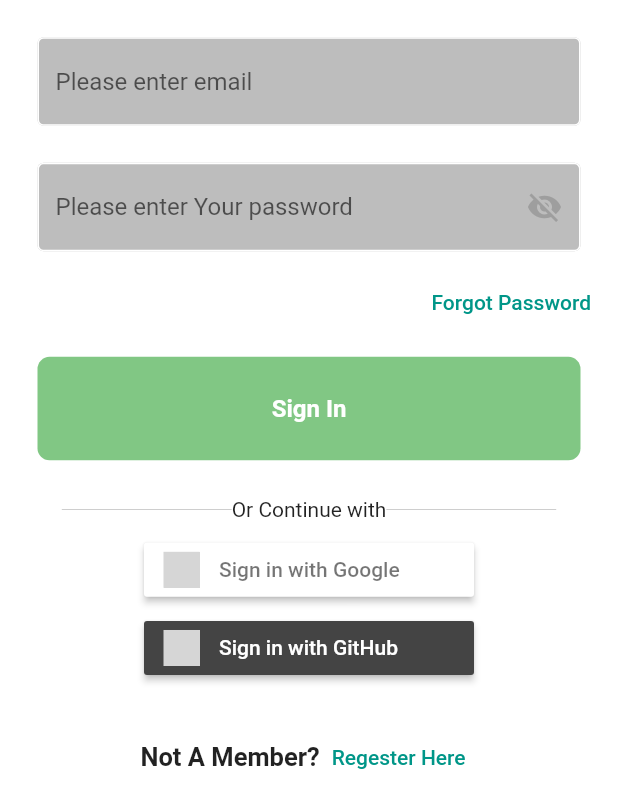
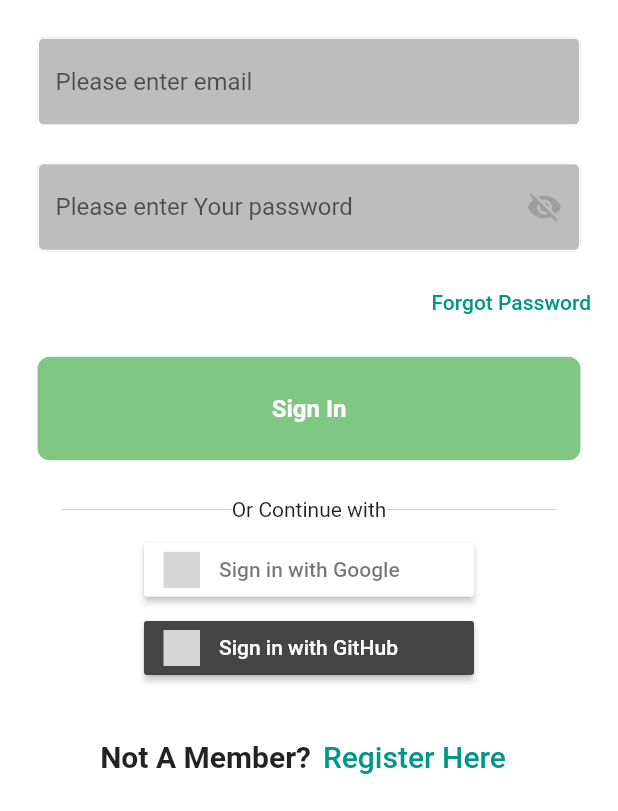
Before and after one commit to Master5551/Job_Scout, a Flutter app: the screen it shows after launch, after a tap on "Next", on a phone screen of 412 x 824 dp, the part 425-1236 px from its top. Run offline on Flutter 3.47's test engine with Material 2 defaults, Android fonts, the phone set to English and light mode, and no system bars; our stand-ins replace firebase_auth, firebase_core, flutter_signin_button, flutter_svg, fluttertoast, google_sign_in and 2 more; accounts and stored records are empty; grey boxes are pictures that could not be loaded.

Commit message:
font_size

```diff
--- a/lib/Authentication/login_page.dart
+++ b/lib/Authentication/login_page.dart
@@ -15,7 +15,6 @@ class LoginPage extends StatefulWidget {
   const LoginPage({super.key});
 
   @override
-
   _LoginPageState createState() => _LoginPageState();
 }
 
@@ -241,7 +240,6 @@ class _LoginPageState extends State<LoginPage> {
                   signInWithEmailAndPassword();
                   _submitForm();
                   setState(() {});
-
                 },
                 buttonText: 'Sign In',
               ),
@@ -292,19 +290,22 @@ class _LoginPageState extends State<LoginPage> {
                 children: [
                   Text(
                     "Not A Member?",
-                    style: TextStyle(fontWeight: FontWeight.bold, fontSize: 17),
+                    style: TextStyle(fontWeight: FontWeight.bold, fontSize: 20),
                   ),
                   TextButton(
-                        style:
-                            TextButton.styleFrom(foregroundColor: Colors.teal),
-                        onPressed: () {
-                          Navigator.push(
-                              context,
-                              MaterialPageRoute(
-                                  builder: (context) =>
-                                      RegisterPage()));
-                        },
-                        child: Text('Regester Here')),
+                      style: TextButton.styleFrom(foregroundColor: Colors.teal),
+                      onPressed: () {
+                        Navigator.push(
+                            context,
+                            MaterialPageRoute(
+                                builder: (context) => RegisterPage()));
+                      },
+                      child: Text(
+                        'Register Here',
+                        style: TextStyle(
+                          fontSize: 20,
+                        ),
+                      )),
                 ],
               ),
             ],
```
